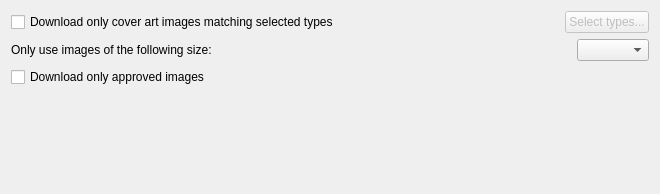
The window that ui/provider_options_caa.ui (metabrainz/picard) describes before a commit, drawn with Qt 5.
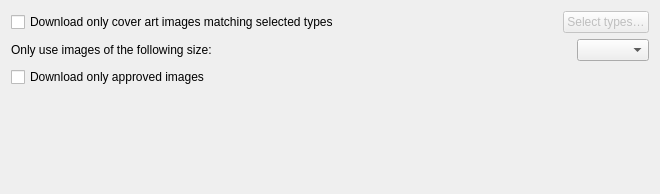
The same window after the commit.

```diff
--- a/ui/provider_options_caa.ui
+++ b/ui/provider_options_caa.ui
@@ -48,7 +48,7 @@
         </sizepolicy>
        </property>
        <property name="text">
-        <string>Select types...</string>
+        <string>Select types…</string>
        </property>
       </widget>
      </item>
```
